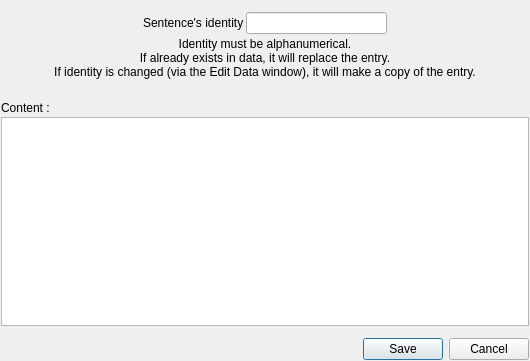
The window that ui/SentenceSelectedEditDialog.ui (AmirHammouteneEI/ScheduledPasteAndKeys) describes before a commit, drawn with Qt 5.
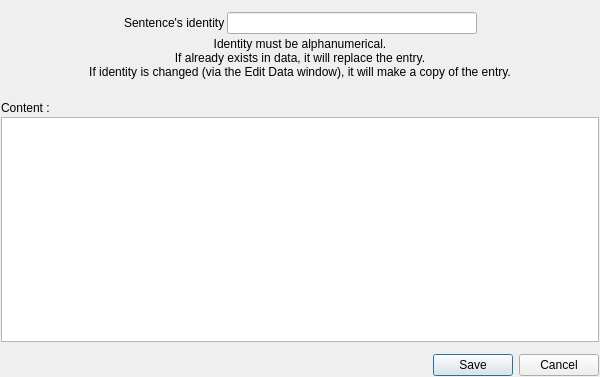
The same window after the commit.

The edit to the form file:
```diff
--- a/ui/SentenceSelectedEditDialog.ui
+++ b/ui/SentenceSelectedEditDialog.ui
@@ -9,8 +9,8 @@
    <rect>
     <x>0</x>
     <y>0</y>
-    <width>530</width>
-    <height>361</height>
+    <width>600</width>
+    <height>377</height>
    </rect>
   </property>
   <property name="windowTitle">
@@ -154,7 +154,14 @@
        </widget>
       </item>
       <item>
-       <widget class="QLineEdit" name="lineEdit"/>
+       <widget class="QLineEdit" name="lineEdit">
+        <property name="minimumSize">
+         <size>
+          <width>250</width>
+          <height>0</height>
+         </size>
+        </property>
+       </widget>
       </item>
       <item>
        <spacer name="horizontalSpacer">
```
